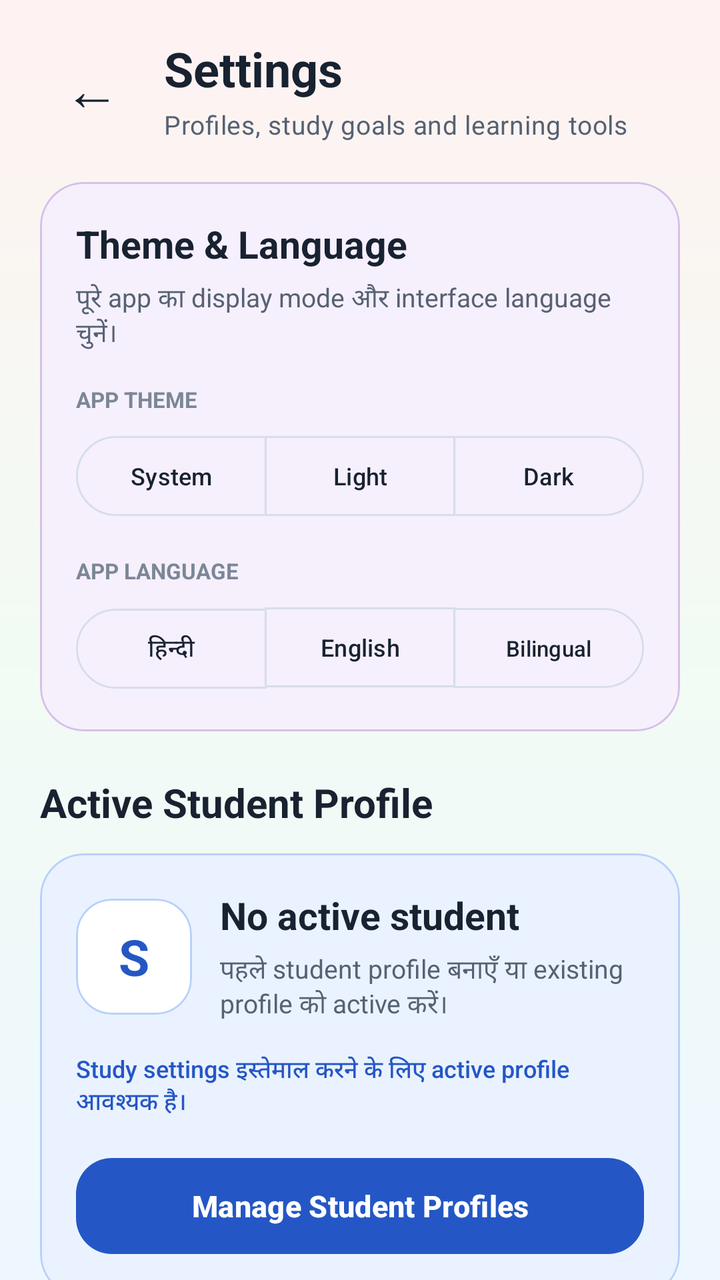
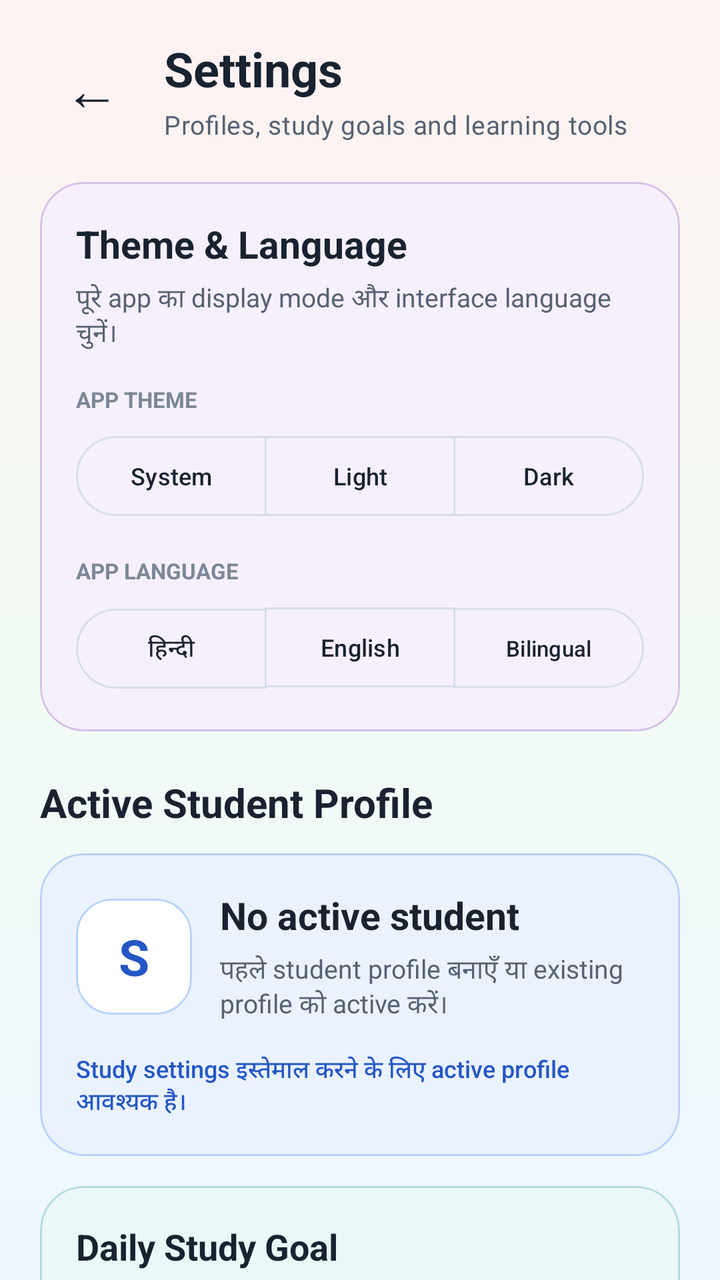

Two renders of the same Android screen: before a commit and after it. Below are the layout's source before the change and the commit's diff.
<!-- AndroidManifest.xml: application theme Theme.StudySaathi -->
<!-- res/layout/activity_settings.xml -->
<?xml version="1.0" encoding="utf-8"?>
<androidx.coordinatorlayout.widget.CoordinatorLayout xmlns:android="http://schemas.android.com/apk/res/android"
    xmlns:app="http://schemas.android.com/apk/res-auto"
    android:id="@+id/settingsRoot"
    android:layout_width="match_parent"
    android:layout_height="match_parent"
    android:background="@drawable/bg_app_soft_mix">

    <androidx.core.widget.NestedScrollView
        android:id="@+id/contentSettings"
        android:layout_width="match_parent"
        android:layout_height="match_parent"
        android:clipToPadding="false"
        android:fillViewport="true"
        android:overScrollMode="never">

        <LinearLayout
            android:layout_width="match_parent"
            android:layout_height="wrap_content"
            android:orientation="vertical"
            android:paddingStart="20dp"
            android:paddingTop="18dp"
            android:paddingEnd="20dp"
            android:paddingBottom="38dp">

            <LinearLayout
                android:layout_width="match_parent"
                android:layout_height="wrap_content"
                android:gravity="center_vertical"
                android:orientation="horizontal">

                <com.google.android.material.button.MaterialButton
                    android:id="@+id/buttonBack"
                    style="@style/Widget.Material3.Button.TextButton"
                    android:layout_width="52dp"
                    android:layout_height="52dp"
                    android:contentDescription="@string/back"
                    android:insetLeft="0dp"
                    android:insetTop="0dp"
                    android:insetRight="0dp"
                    android:insetBottom="0dp"
                    android:minWidth="0dp"
                    android:text="←"
                    android:textColor="@color/ss_text_primary"
                    android:textSize="28sp"
                    app:cornerRadius="16dp" />

                <LinearLayout
                    android:layout_width="0dp"
                    android:layout_height="wrap_content"
                    android:layout_marginStart="10dp"
                    android:layout_weight="1"
                    android:orientation="vertical">

                    <TextView
                        style="@style/TextAppearance.StudySaathi.Heading"
                        android:layout_width="match_parent"
                        android:layout_height="wrap_content"
                        android:text="@string/settings_title"
                        android:textSize="24sp" />

                    <TextView
                        style="@style/TextAppearance.StudySaathi.Body"
                        android:layout_width="match_parent"
                        android:layout_height="wrap_content"
                        android:layout_marginTop="3dp"
                        android:text="@string/settings_subtitle"
                        android:textSize="13sp" />

                </LinearLayout>

            </LinearLayout>

            <com.google.android.material.card.MaterialCardView
                android:id="@+id/cardSettingsAppearance"
                android:layout_width="match_parent"
                android:layout_height="wrap_content"
                android:layout_marginTop="20dp"
                app:cardBackgroundColor="@color/ss_purple_soft"
                app:cardCornerRadius="22dp"
                app:cardElevation="0dp"
                app:strokeColor="@color/ss_purple_border"
                app:strokeWidth="1dp">

                <LinearLayout
                    android:layout_width="match_parent"
                    android:layout_height="wrap_content"
                    android:orientation="vertical"
                    android:padding="18dp">

                    <TextView
                        android:layout_width="match_parent"
                        android:layout_height="wrap_content"
                        android:text="@string/settings_appearance_title"
                        android:textColor="@color/ss_text_primary"
                        android:textSize="19sp"
                        android:textStyle="bold" />

                    <TextView
                        android:layout_width="match_parent"
                        android:layout_height="wrap_content"
                        android:layout_marginTop="5dp"
                        android:text="@string/settings_appearance_description"
                        android:textColor="@color/ss_text_secondary"
                        android:textSize="13sp" />

                    <TextView
                        android:layout_width="match_parent"
                        android:layout_height="wrap_content"
                        android:layout_marginTop="16dp"
                        android:text="@string/settings_theme_label"
                        android:textColor="@color/ss_text_muted"
                        android:textSize="11sp"
                        android:textStyle="bold" />

                    <com.google.android.material.button.MaterialButtonToggleGroup
                        android:id="@+id/toggleSettingsTheme"
                        android:layout_width="match_parent"
                        android:layout_height="wrap_content"
                        android:layout_marginTop="7dp"
                        app:selectionRequired="true"
                        app:singleSelection="true">

                        <com.google.android.material.button.MaterialButton
                            android:id="@+id/buttonThemeSystem"
                            style="@style/Widget.Material3.Button.OutlinedButton"
                            android:layout_width="0dp"
                            android:layout_height="wrap_content"
                            android:layout_weight="1"
                            android:text="@string/settings_theme_system"
                            android:textSize="12sp" />

                        <com.google.android.material.button.MaterialButton
                            android:id="@+id/buttonThemeLight"
                            style="@style/Widget.Material3.Button.OutlinedButton"
                            android:layout_width="0dp"
                            android:layout_height="wrap_content"
                            android:layout_weight="1"
                            android:text="@string/settings_theme_light"
                            android:textSize="12sp" />

                        <com.google.android.material.button.MaterialButton
                            android:id="@+id/buttonThemeDark"
                            style="@style/Widget.Material3.Button.OutlinedButton"
                            android:layout_width="0dp"
                            android:layout_height="wrap_content"
                            android:layout_weight="1"
                            android:text="@string/settings_theme_dark"
                            android:textSize="12sp" />

                    </com.google.android.material.button.MaterialButtonToggleGroup>

                    <TextView
                        android:layout_width="match_parent"
                        android:layout_height="wrap_content"
                        android:layout_marginTop="16dp"
                        android:text="@string/settings_language_label"
                        android:textColor="@color/ss_text_muted"
                        android:textSize="11sp"
                        android:textStyle="bold" />

                    <com.google.android.material.button.MaterialButtonToggleGroup
                        android:id="@+id/toggleSettingsLanguage"
                        android:layout_width="match_parent"
                        android:layout_height="wrap_content"
                        android:layout_marginTop="7dp"
                        app:selectionRequired="true"
                        app:singleSelection="true">

                        <com.google.android.material.button.MaterialButton
                            android:id="@+id/buttonLanguageHindi"
                            style="@style/Widget.Material3.Button.OutlinedButton"
                            android:layout_width="0dp"
                            android:layout_height="wrap_content"
                            android:layout_weight="1"
                            android:text="@string/settings_language_hindi"
                            android:textSize="12sp" />

                        <com.google.android.material.button.MaterialButton
                            android:id="@+id/buttonLanguageEnglish"
                            style="@style/Widget.Material3.Button.OutlinedButton"
                            android:layout_width="0dp"
                            android:layout_height="wrap_content"
                            android:layout_weight="1"
                            android:text="@string/settings_language_english"
                            android:textSize="12sp" />

                        <com.google.android.material.button.MaterialButton
                            android:id="@+id/buttonLanguageBilingual"
                            style="@style/Widget.Material3.Button.OutlinedButton"
                            android:layout_width="0dp"
                            android:layout_height="wrap_content"
                            android:layout_weight="1"
                            android:text="@string/settings_language_bilingual"
                            android:textSize="11sp" />

                    </com.google.android.material.button.MaterialButtonToggleGroup>

                </LinearLayout>

            </com.google.android.material.card.MaterialCardView>

            <TextView
                android:layout_width="match_parent"
                android:layout_height="wrap_content"
                android:layout_marginTop="22dp"
                android:fontFamily="sans-serif-rounded"
                android:text="@string/settings_profile_section_title"
                android:textColor="@color/ss_text_primary"
                android:textSize="20sp"
                android:textStyle="bold" />

            <com.google.android.material.card.MaterialCardView
                android:id="@+id/cardSettingsProfile"
                android:layout_width="match_parent"
                android:layout_height="wrap_content"
                android:layout_marginTop="12dp"
                app:cardBackgroundColor="@color/ss_blue_soft"
                app:cardCornerRadius="22dp"
                app:cardElevation="0dp"
                app:strokeColor="@color/ss_blue_border"
                app:strokeWidth="1dp">

                <LinearLayout
                    android:layout_width="match_parent"
                    android:layout_height="wrap_content"
                    android:orientation="vertical"
                    android:padding="18dp">

                    <LinearLayout
                        android:layout_width="match_parent"
                        android:layout_height="wrap_content"
                        android:gravity="center_vertical"
                        android:orientation="horizontal">

                        <com.google.android.material.card.MaterialCardView
                            android:layout_width="58dp"
                            android:layout_height="58dp"
                            app:cardBackgroundColor="@color/ss_surface"
                            app:cardCornerRadius="18dp"
                            app:cardElevation="0dp"
                            app:strokeColor="@color/ss_blue_border"
                            app:strokeWidth="1dp">

                            <TextView
                                android:layout_width="match_parent"
                                android:layout_height="match_parent"
                                android:fontFamily="sans-serif-rounded"
                                android:gravity="center"
                                android:text="S"
                                android:textColor="@color/ss_primary"
                                android:textSize="25sp"
                                android:textStyle="bold" />

                        </com.google.android.material.card.MaterialCardView>

                        <LinearLayout
                            android:layout_width="0dp"
                            android:layout_height="wrap_content"
                            android:layout_marginStart="14dp"
                            android:layout_weight="1"
                            android:orientation="vertical">

                            <TextView
                                android:id="@+id/textSettingsStudentName"
                                android:layout_width="match_parent"
                                android:layout_height="wrap_content"
                                android:fontFamily="sans-serif-rounded"
                                android:text="@string/settings_no_active_profile"
                                android:textColor="@color/ss_text_primary"
                                android:textSize="19sp"
                                android:textStyle="bold" />

                            <TextView
                                android:id="@+id/textSettingsStudentDetails"
                                android:layout_width="match_parent"
                                android:layout_height="wrap_content"
                                android:layout_marginTop="5dp"
                                android:text="@string/settings_no_active_profile_description"
                                android:textColor="@color/ss_text_secondary"
                                android:textSize="13sp" />

                        </LinearLayout>

                    </LinearLayout>

                    <TextView
                        android:id="@+id/textSettingsProfileStatus"
                        android:layout_width="match_parent"
                        android:layout_height="wrap_content"
                        android:layout_marginTop="14dp"
                        android:fontFamily="sans-serif-medium"
                        android:text="@string/settings_profile_required_status"
                        android:textColor="@color/ss_primary"
                        android:textSize="12sp" />

                    <com.google.android.material.button.MaterialButton
                        android:id="@+id/buttonManageProfiles"
                        style="@style/Widget.StudySaathi.Button.Primary"
                        android:layout_width="match_parent"
                        android:layout_height="wrap_content"
                        android:layout_marginTop="15dp"
                        android:text="@string/settings_manage_profiles"
                        android:textAllCaps="false"
                        android:textSize="15sp" />

                </LinearLayout>

            </com.google.android.material.card.MaterialCardView>

            <com.google.android.material.card.MaterialCardView
                android:id="@+id/cardSettingsDailyGoal"
                android:layout_width="match_parent"
                android:layout_height="wrap_content"
                android:layout_marginTop="15dp"
                app:cardBackgroundColor="@color/ss_teal_soft"
                app:cardCornerRadius="22dp"
                app:cardElevation="0dp"
                app:strokeColor="@color/ss_teal_border"
                app:strokeWidth="1dp">

                <LinearLayout
                    android:layout_width="match_parent"
                    android:layout_height="wrap_content"
                    android:orientation="vertical"
                    android:padding="18dp">

                    <TextView
                        android:layout_width="match_parent"
                        android:layout_height="wrap_content"
                        android:fontFamily="sans-serif-rounded"
                        android:text="@string/settings_daily_goal_title"
                        android:textColor="@color/ss_text_primary"
                        android:textSize="18sp"
                        android:textStyle="bold" />

                    <TextView
                        android:layout_width="match_parent"
                        android:layout_height="wrap_content"
                        android:layout_marginTop="5dp"
                        android:lineSpacingExtra="2dp"
                        android:text="@string/settings_daily_goal_description"
                        android:textColor="@color/ss_text_secondary"
                        android:textSize="13sp" />

                    <com.google.android.material.button.MaterialButtonToggleGroup
                        android:id="@+id/toggleSettingsDailyGoal"
                        android:layout_width="match_parent"
                        android:layout_height="wrap_content"
                        android:layout_marginTop="14dp"
                        app:checkedButton="@id/buttonSettingsGoalThree"
                        app:selectionRequired="true"
                        app:singleSelection="true">

                        <com.google.android.material.button.MaterialButton
                            android:id="@+id/buttonSettingsGoalOne"
                            style="@style/Widget.Material3.Button.OutlinedButton"
                            android:layout_width="0dp"
                            android:layout_height="48dp"
                            android:layout_weight="1"
                            android:checkable="true"
                            android:minWidth="0dp"
                            android:text="@string/settings_goal_one"
                            android:textAllCaps="false"
                            android:textSize="12sp" />

                        <com.google.android.material.button.MaterialButton
                            android:id="@+id/buttonSettingsGoalThree"
                            style="@style/Widget.Material3.Button.OutlinedButton"
                            android:layout_width="0dp"
                            android:layout_height="48dp"
                            android:layout_weight="1"
                            android:checkable="true"
                            android:minWidth="0dp"
                            android:text="@string/settings_goal_three"
                            android:textAllCaps="false"
                            android:textSize="12sp" />

                        <com.google.android.material.button.MaterialButton
                            android:id="@+id/buttonSettingsGoalFive"
                            style="@style/Widget.Material3.Button.OutlinedButton"
                            android:layout_width="0dp"
                            android:layout_height="48dp"
                            android:layout_weight="1"
                            android:checkable="true"
                            android:minWidth="0dp"
                            android:text="@string/settings_goal_five"
                            android:textAllCaps="false"
                            android:textSize="12sp" />

                    </com.google.android.material.button.MaterialButtonToggleGroup>

                    <TextView
                        android:id="@+id/textSettingsDailyGoalStatus"
                        android:layout_width="match_parent"
                        android:layout_height="wrap_content"
                        android:layout_marginTop="12dp"
                        android:fontFamily="sans-serif-medium"
                        android:text="@string/settings_daily_goal_unavailable"
                        android:textColor="@color/ss_secondary"
                        android:textSize="12sp" />

                </LinearLayout>

            </com.google.android.material.card.MaterialCardView>

            <TextView
                android:layout_width="match_parent"
                android:layout_height="wrap_content"
                android:layout_marginTop="25dp"
                android:fontFamily="sans-serif-rounded"
                android:text="@string/settings_tools_title"
                android:textColor="@color/ss_text_primary"
                android:textSize="20sp"
                android:textStyle="bold" />

            <TextView
                android:layout_width="match_parent"
                android:layout_height="wrap_content"
                android:layout_marginTop="4dp"
                android:text="@string/settings_tools_description"
                android:textColor="@color/ss_text_secondary"
                android:textSize="13sp" />

            <com.google.android.material.button.MaterialButton
                android:id="@+id/buttonOpenCloudAccount"
                style="@style/Widget.StudySaathi.Button.Outlined"
                android:layout_width="match_parent"
                android:layout_height="wrap_content"
                android:layout_marginTop="14dp"
                android:gravity="start|center_vertical"
                android:text="@string/settings_cloud_account_button"
                android:textAllCaps="false"
                android:textSize="15sp"
                app:backgroundTint="@color/ss_teal_soft"
                app:strokeColor="@color/ss_teal_border" />

            <com.google.android.material.button.MaterialButton
                android:id="@+id/buttonOpenParentDashboard"
                style="@style/Widget.StudySaathi.Button.Outlined"
                android:layout_width="match_parent"
                android:layout_height="wrap_content"
                android:layout_marginTop="11dp"
                android:gravity="start|center_vertical"
                android:text="@string/settings_parent_dashboard_button"
                android:textAllCaps="false"
                android:textSize="15sp"
                app:backgroundTint="@color/ss_blue_soft"
                app:strokeColor="@color/ss_blue_border" />

            <com.google.android.material.button.MaterialButton
                android:id="@+id/buttonOpenBackupExport"
                style="@style/Widget.StudySaathi.Button.Outlined"
                android:layout_width="match_parent"
                android:layout_height="wrap_content"
                android:layout_marginTop="11dp"
                android:gravity="start|center_vertical"
                android:text="@string/settings_backup_export_button"
                android:textAllCaps="false"
                android:textSize="15sp"
                app:backgroundTint="@color/ss_green_soft"
                app:strokeColor="@color/ss_green_border" />

            <com.google.android.material.button.MaterialButton
                android:id="@+id/buttonOpenBackupRestore"
                style="@style/Widget.StudySaathi.Button.Outlined"
                android:layout_width="match_parent"
                android:layout_height="wrap_content"
                android:layout_marginTop="11dp"
                android:gravity="start|center_vertical"
                android:text="@string/settings_backup_restore_button"
                android:textAllCaps="false"
                android:textSize="15sp"
                app:backgroundTint="@color/ss_yellow_soft"
                app:strokeColor="@color/ss_yellow_border" />

            <com.google.android.material.button.MaterialButton
                android:id="@+id/buttonOpenWeeklyStudy"
                style="@style/Widget.StudySaathi.Button.Outlined"
                android:layout_width="match_parent"
                android:layout_height="wrap_content"
                android:layout_marginTop="11dp"
                android:gravity="start|center_vertical"
                android:text="@string/settings_weekly_study_button"
                android:textAllCaps="false"
                android:textSize="15sp"
                app:backgroundTint="@color/ss_surface"
                app:strokeColor="@color/ss_outline" />

            <com.google.android.material.button.MaterialButton
                android:id="@+id/buttonOpenGlobalSearch"
                style="@style/Widget.StudySaathi.Button.Outlined"
                android:layout_width="match_parent"
                android:layout_height="wrap_content"
                android:layout_marginTop="11dp"
                android:gravity="start|center_vertical"
                android:text="@string/settings_global_search_button"
                android:textAllCaps="false"
                android:textSize="15sp"
                app:backgroundTint="@color/ss_surface"
                app:strokeColor="@color/ss_outline" />

            <com.google.android.material.button.MaterialButton
                android:id="@+id/buttonOpenBookmarks"
                style="@style/Widget.StudySaathi.Button.Outlined"
                android:layout_width="match_parent"
                android:layout_height="wrap_content"
                android:layout_marginTop="11dp"
                android:gravity="start|center_vertical"
                android:text="@string/settings_bookmarks_button"
                android:textAllCaps="false"
                android:textSize="15sp"
                app:backgroundTint="@color/ss_purple_soft"
                app:strokeColor="@color/ss_purple_border" />

            <com.google.android.material.button.MaterialButton
                android:id="@+id/buttonOpenReminderSettings"
                style="@style/Widget.StudySaathi.Button.Outlined"
                android:layout_width="match_parent"
                android:layout_height="wrap_content"
                android:layout_marginTop="11dp"
                android:gravity="start|center_vertical"
                android:text="@string/settings_reminder_button"
                android:textAllCaps="false"
                android:textSize="15sp"
                app:backgroundTint="@color/ss_surface"
                app:strokeColor="@color/ss_outline" />

            <com.google.android.material.button.MaterialButton
                android:id="@+id/buttonOpenNotesLibrary"
                style="@style/Widget.StudySaathi.Button.Outlined"
                android:layout_width="match_parent"
                android:layout_height="wrap_content"
                android:layout_marginTop="11dp"
                android:gravity="start|center_vertical"
                android:text="@string/settings_notes_button"
                android:textAllCaps="false"
                android:textSize="15sp"
                app:backgroundTint="@color/ss_surface"
                app:strokeColor="@color/ss_outline" />

            <com.google.android.material.button.MaterialButton
                android:id="@+id/buttonOpenDoubtHistory"
                style="@style/Widget.StudySaathi.Button.Outlined"
                android:layout_width="match_parent"
                android:layout_height="wrap_content"
                android:layout_marginTop="11dp"
                android:gravity="start|center_vertical"
                android:text="@string/settings_doubt_history_button"
                android:textAllCaps="false"
                android:textSize="15sp"
                app:backgroundTint="@color/ss_surface"
                app:strokeColor="@color/ss_outline" />

            <com.google.android.material.card.MaterialCardView
                android:layout_width="match_parent"
                android:layout_height="wrap_content"
                android:layout_marginTop="22dp"
                app:cardBackgroundColor="@color/ss_green_soft"
                app:cardCornerRadius="20dp"
                app:cardElevation="0dp"
                app:strokeColor="@color/ss_green_border"
                app:strokeWidth="1dp">

                <LinearLayout
                    android:layout_width="match_parent"
                    android:layout_height="wrap_content"
                    android:orientation="vertical"
                    android:padding="17dp">

                    <TextView
                        android:layout_width="match_parent"
                        android:layout_height="wrap_content"
                        android:fontFamily="sans-serif-rounded"
                        android:text="@string/settings_offline_data_title"
                        android:textColor="@color/ss_text_primary"
                        android:textSize="16sp"
                        android:textStyle="bold" />

                    <TextView
                        android:layout_width="match_parent"
                        android:layout_height="wrap_content"
                        android:layout_marginTop="6dp"
                        android:lineSpacingExtra="2dp"
                        android:text="@string/settings_offline_data_description"
                        android:textColor="@color/ss_text_secondary"
                        android:textSize="13sp" />

                </LinearLayout>

            </com.google.android.material.card.MaterialCardView>

        </LinearLayout>

    </androidx.core.widget.NestedScrollView>

    <com.google.android.material.progressindicator.CircularProgressIndicator
        android:id="@+id/progressSettings"
        android:layout_width="48dp"
        android:layout_height="48dp"
        android:layout_gravity="center"
        android:visibility="gone"
        app:indicatorColor="@color/ss_primary"
        app:indicatorSize="48dp"
        app:trackColor="@color/ss_blue_soft"
        app:trackThickness="5dp" />

</androidx.coordinatorlayout.widget.CoordinatorLayout>
<!-- resources referenced by this layout -->
<resources>
  <color name="ss_blue_border">#B8D1FA</color>
  <color name="ss_blue_soft">#EAF2FF</color>
  <color name="ss_green_border">#B7DEC2</color>
  <color name="ss_green_soft">#ECF8F0</color>
  <color name="ss_outline">#D6DEE9</color>
  <color name="ss_primary">#2457C5</color>
  <color name="ss_purple_border">#D6C0E8</color>
  <color name="ss_purple_soft">#F6F0FC</color>
  <color name="ss_secondary">#087F8C</color>
  <color name="ss_surface">#FFFFFF</color>
  <color name="ss_teal_border">#B4DCDC</color>
  <color name="ss_teal_soft">#EAF8F8</color>
  <color name="ss_text_muted">#7B8797</color>
  <color name="ss_text_primary">#182230</color>
  <color name="ss_text_secondary">#566273</color>
  <color name="ss_yellow_border">#E8D49B</color>
  <color name="ss_yellow_soft">#FFF8E8</color>
  <string name="back">Back</string>
  <string name="settings_appearance_description">पूरे app का display mode और interface language चुनें।</string>
  <string name="settings_appearance_title">Theme &amp; Language</string>
  <string name="settings_backup_export_button">
          Local Backup &amp; Export
      </string>
  <string name="settings_backup_restore_button">
          Restore Backup &amp; Import
      </string>
  <string name="settings_bookmarks_button">
          Bookmarked Chapters
      </string>
  <string name="settings_cloud_account_button">
          Cloud Account &amp; Sync
      </string>
  <string name="settings_daily_goal_title">
          Daily Study Goal
      </string>
  <string name="settings_daily_goal_unavailable">
          Daily goal बदलने के लिए active student profile चुनें।
      </string>
  <string name="settings_doubt_history_button">
          Open Saved Doubt History
      </string>
  <string name="settings_global_search_button">
          Global Learning Search
      </string>
  <string name="settings_goal_five">
          5 Actions
      </string>
  <string name="settings_goal_one">
          1 Action
      </string>
  <string name="settings_goal_three">
          3 Actions
      </string>
  <string name="settings_language_bilingual">Bilingual</string>
  <string name="settings_language_english">English</string>
  <string name="settings_language_hindi">हिन्दी</string>
  <string name="settings_language_label">APP LANGUAGE</string>
  <string name="settings_manage_profiles">
          Manage Student Profiles
      </string>
  <string name="settings_no_active_profile">
          No active student
      </string>
  <string name="settings_notes_button">
          Open Notes Library
      </string>
  <string name="settings_offline_data_title">
          Offline-first Data
      </string>
  <string name="settings_parent_dashboard_button">
          Parent Dashboard
      </string>
  <string name="settings_profile_section_title">
          Active Student Profile
      </string>
  <string name="settings_reminder_button">
          Daily Study Reminder
      </string>
  <string name="settings_subtitle">
          Profiles, study goals and learning tools
      </string>
  <string name="settings_theme_dark">Dark</string>
  <string name="settings_theme_label">APP THEME</string>
  <string name="settings_theme_light">Light</string>
  <string name="settings_theme_system">System</string>
  <string name="settings_title">
          Settings
      </string>
  <string name="settings_tools_title">
          Study Tools
      </string>
  <string name="settings_weekly_study_button">
          7-Day Study Activity &amp; Streak
      </string>
  <color name="ss_outline_strong">#B9C5D5</color>
  <color name="ss_on_primary">#FFFFFF</color>
  <color name="ss_primary_dark">#173F99</color>
  <color name="ss_on_secondary">#FFFFFF</color>
  <color name="ss_tertiary">#8A5A00</color>
  <color name="ss_on_tertiary">#FFFFFF</color>
  <color name="ss_background">#F7F9FC</color>
  <color name="ss_surface_soft">#F0F4FA</color>
  <color name="ss_error">#BA1A1A</color>
  <color name="white">#FFFFFFFF</color>
  <color name="ss_red_soft">#FFF0F0</color>
  <!-- unchanged entries left out for length: 11 -->
</resources>

<!-- the commit's change to res/layout/activity_settings.xml (unified diff, before → after) -->
@@ -302,7 +302,8 @@
                         android:layout_marginTop="15dp"
                         android:text="@string/settings_manage_profiles"
                         android:textAllCaps="false"
-                        android:textSize="15sp" />
+                        android:textSize="15sp"
+                        android:visibility="gone" />
 
                 </LinearLayout>
 
@@ -404,6 +405,12 @@
 
             </com.google.android.material.card.MaterialCardView>
 
+            <LinearLayout
+                android:layout_width="match_parent"
+                android:layout_height="wrap_content"
+                android:orientation="vertical"
+                android:visibility="gone">
+
             <TextView
                 android:layout_width="match_parent"
                 android:layout_height="wrap_content"
@@ -552,10 +559,12 @@
                 app:backgroundTint="@color/ss_surface"
                 app:strokeColor="@color/ss_outline" />
 
+            </LinearLayout>
+
             <com.google.android.material.card.MaterialCardView
                 android:layout_width="match_parent"
                 android:layout_height="wrap_content"
-                android:layout_marginTop="22dp"
+                android:layout_marginTop="12dp"
                 app:cardBackgroundColor="@color/ss_green_soft"
                 app:cardCornerRadius="20dp"
                 app:cardElevation="0dp"
